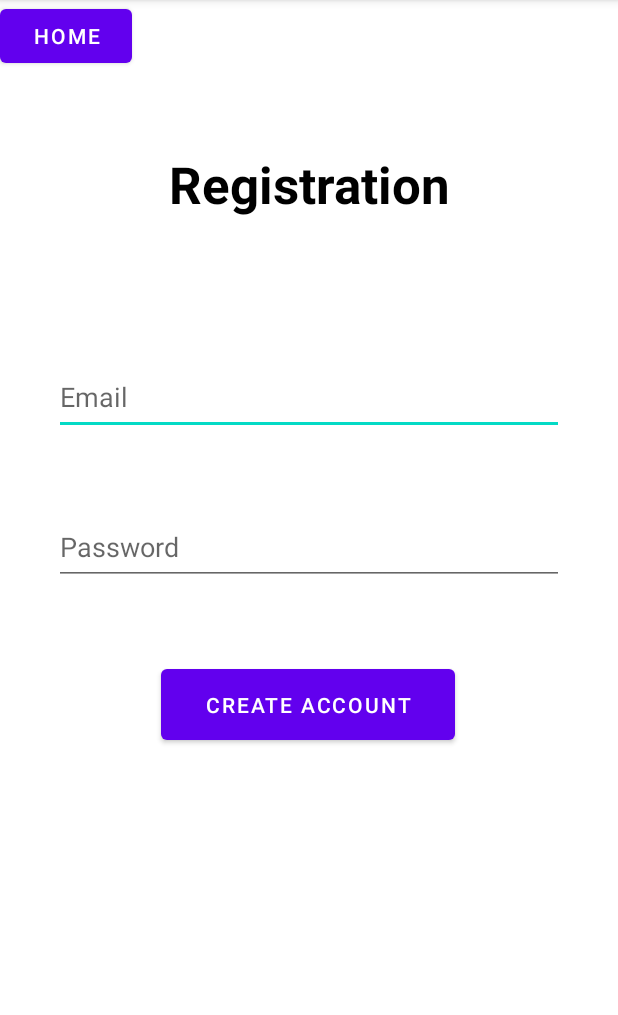
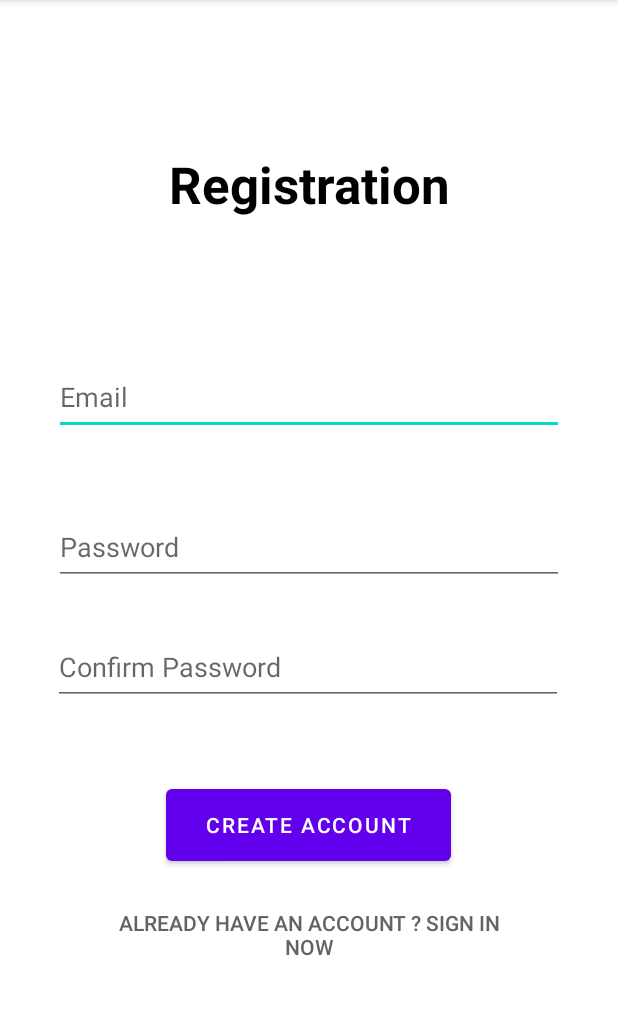
Before and after one commit to alexjnj1301/guitinxis, an Android app: the RegisterActivity screen opened directly, with no data from a screen before it, on a phone screen of 412 x 824 dp, the part 84-1099 px from its top. Run offline under Robolectric (Android 15) with nearby library versions, the phone set to English and light mode, and no system bars; our stand-ins replace Firebase (no records; nobody signed in at launch, a user with empty details on screens opened directly), data binding.

```diff
--- a/app/src/main/java/com/example/guitinxis/RegisterActivity.kt
+++ /dev/null
@@ -1,86 +0,0 @@
-package com.example.guitinxis
-
-import android.annotation.SuppressLint
-import android.content.Intent
-import androidx.appcompat.app.AppCompatActivity
-import android.os.Bundle
-import android.util.Log
-import android.view.View
-import android.widget.Button
-import android.widget.EditText
-import android.widget.Toast
-import androidx.databinding.DataBindingUtil
-import androidx.lifecycle.ViewModelProvider
-import com.example.guitinxis.databinding.ActivityRegisterBinding
-import com.google.firebase.auth.FirebaseAuth
-import com.google.firebase.auth.FirebaseUser
-import com.google.firebase.auth.ktx.auth
-import com.google.firebase.ktx.Firebase
-
-class RegisterActivity : AppCompatActivity() {
-
-    lateinit var viewModel : RegistrationViewModele
-    private lateinit var homeBouton : Button
-    private lateinit var registerBouton : Button
-    private lateinit var Email: EditText
-    private lateinit var Pwd: EditText
-    private lateinit var auth: FirebaseAuth
-
-    @SuppressLint("MissingInflatedId")
-    override fun onCreate(savedInstanceState: Bundle?) {
-        super.onCreate(savedInstanceState)
-        setContentView(R.layout.activity_register)
-        viewModel = ViewModelProvider(this).get(RegistrationViewModele::class.java)
-        auth = Firebase.auth
-
-        val intent: Intent = Intent(this, MainActivity::class.java)
-
-        val binding : ActivityRegisterBinding = DataBindingUtil.setContentView(this, R.layout.activity_register)
-        binding.viewModel = this.viewModel
-        binding.lifecycleOwner = this
-
-        homeBouton = findViewById(R.id.buttonHome)
-        registerBouton = findViewById(R.id.buttonRegister)
-        Email = findViewById(R.id.editTextTextEmailAddress2)
-        Pwd = findViewById(R.id.editTextTextPassword)
-
-        homeBouton.setOnClickListener {
-            startActivity(intent)
-        }
-
-        registerBouton.setOnClickListener{
-            var currentEmail: String = Email.text.toString()
-            var currentPwd: String = Pwd.text.toString()
-
-            createAccount(currentEmail, currentPwd)
-        }
-    }
-
-    private fun createAccount(email: String, password: String) {
-        // [START create_user_with_email]
-        auth.createUserWithEmailAndPassword(email, password)
-            .addOnCompleteListener(this) { task ->
-                if (task.isSuccessful) {
-                    // Sign in success, update UI with the signed-in user's information
-                    Log.d(RegisterActivity.TAG, "createUserWithEmail:success")
-                    Toast.makeText(baseContext, "Creation successed.", Toast.LENGTH_SHORT).show()
-                    val user = auth.currentUser
-                    updateUI(user)
-                } else {
-                    // If sign in fails, display a message to the user.
-                    Log.w(RegisterActivity.TAG, "createUserWithEmail:failure", task.exception)
-                    Toast.makeText(baseContext, task.exception?.message.toString(), Toast.LENGTH_SHORT).show()
-                    updateUI(null)
-                }
-            }
-        // [END create_user_with_email]
-    }
-
-    private fun updateUI(user: FirebaseUser?) {
-
-    }
-
-    companion object {
-        private const val TAG = "EmailPassword"
-    }
-}
--- /dev/null
+++ b/app/src/main/java/com/example/guitinxis/registration/RegisterActivity.kt
@@ -0,0 +1,98 @@
+package com.example.guitinxis.registration
+
+import android.annotation.SuppressLint
+import android.content.Intent
+import androidx.appcompat.app.AppCompatActivity
+import android.os.Bundle
+import android.util.Log
+import android.widget.Button
+import android.widget.EditText
+import android.widget.Toast
+import androidx.databinding.DataBindingUtil
+import androidx.lifecycle.ViewModelProvider
+import com.example.guitinxis.R
+import com.example.guitinxis.databinding.ActivityRegisterBinding
+import com.example.guitinxis.signIn.logInActivity
+import com.google.firebase.auth.FirebaseAuth
+import com.google.firebase.auth.FirebaseUser
+import com.google.firebase.auth.ktx.auth
+import com.google.firebase.ktx.Firebase
+
+class RegisterActivity : AppCompatActivity() {
+
+    lateinit var viewModel : RegistrationViewModele
+    private lateinit var connexionButton : Button
+    private lateinit var registerBouton : Button
+    private lateinit var Email: EditText
+    private lateinit var Pwd: EditText
+    private lateinit var PwdConfirm: EditText
+    private lateinit var auth: FirebaseAuth
+    lateinit var connexion: Intent
+
+    @SuppressLint("MissingInflatedId")
+    override fun onCreate(savedInstanceState: Bundle?) {
+        super.onCreate(savedInstanceState)
+        setContentView(R.layout.activity_register)
+        viewModel = ViewModelProvider(this).get(RegistrationViewModele::class.java)
+        auth = Firebase.auth
+
+        connexion = Intent(this, logInActivity::class.java)
+
+        val binding : ActivityRegisterBinding = DataBindingUtil.setContentView(this,
+            R.layout.activity_register
+        )
+        binding.viewModel = this.viewModel
+        binding.lifecycleOwner = this
+
+        connexionButton = findViewById(R.id.buttonLogInRegister)
+        registerBouton = findViewById(R.id.buttonRegister)
+        Email = findViewById(R.id.editTextTextEmailAddress2)
+        Pwd = findViewById(R.id.editTextTextPassword)
+        PwdConfirm = findViewById(R.id.editTextPasswordConfirm)
+
+        connexionButton.setOnClickListener {
+            startActivity(connexion)
+        }
+
+        registerBouton.setOnClickListener{
+            var currentEmail: String = Email.text.toString()
+            var currentPwd: String = Pwd.text.toString()
+            var currentPwdConfirm: String = PwdConfirm.text.toString()
+
+            createAccount(currentEmail, currentPwd, currentPwdConfirm)
+        }
+    }
+
+    private fun createAccount(email: String, password: String, passwordConfirm: String) {
+        if (password == passwordConfirm){
+            // [START create_user_with_email]
+            auth.createUserWithEmailAndPassword(email, password)
+                .addOnCompleteListener(this) { task ->
+                    if (task.isSuccessful) {
+                        // Sign in success, update UI with the signed-in user's information
+                        Log.d(TAG, "createUserWithEmail:success")
+                        Toast.makeText(baseContext, "Creation successed.", Toast.LENGTH_SHORT).show()
+                        val user = auth.currentUser
+                        updateUI(user)
+                        startActivity(connexion)
+                    } else {
+                        // If sign in fails, display a message to the user.
+                        Log.w(TAG, "createUserWithEmail:failure", task.exception)
+                        Toast.makeText(baseContext, task.exception?.message.toString(), Toast.LENGTH_SHORT).show()
+                        updateUI(null)
+                    }
+                }
+            // [END create_user_with_email]
+        } else {
+            Toast.makeText(baseContext, "Password and password confirmation are not the same.", Toast.LENGTH_SHORT).show()
+        }
+    }
+
+    private fun updateUI(user: FirebaseUser?) {
+
+    }
+
+    companion object {
+        private const val TAG = "EmailPassword"
+    }
+}
--- /dev/null
+++ b/app/src/main/java/com/example/guitinxis/registration/RegistrationViewModele.kt
@@ -0,0 +1,8 @@
+package com.example.guitinxis.registration
+
+import androidx.lifecycle.ViewModel
+
+class RegistrationViewModele : ViewModel(){
+    var email: String = ""
+    var password: String = ""
+}
--- a/app/src/main/java/com/example/guitinxis/RegistrationViewModele.kt
+++ b/app/src/main/java/com/example/guitinxis/signIn/SignInViewModel.kt
@@ -1,8 +1,8 @@
-package com.example.guitinxis
+package com.example.guitinxis.signIn
 
 import androidx.lifecycle.ViewModel
 
-class RegistrationViewModele : ViewModel(){
+class SignInViewModel: ViewModel() {
     var email: String = ""
     var password: String = ""
 }
--- a/app/src/main/res/layout/activity_register.xml
+++ b/app/src/main/res/layout/activity_register.xml
@@ -3,11 +3,11 @@
     xmlns:android="http://schemas.android.com/apk/res/android"
     xmlns:app="http://schemas.android.com/apk/res-auto"
     xmlns:tools="http://schemas.android.com/tools"
-    tools:context=".RegisterActivity">
+    tools:context=".registration.RegisterActivity">
     <data>
         <variable
             name="viewModel"
-            type="com.example.guitinxis.RegistrationViewModele" />
+            type="com.example.guitinxis.registration.RegistrationViewModele" />
     </data>
 
     <androidx.constraintlayout.widget.ConstraintLayout
@@ -16,17 +16,24 @@
         android:orientation="vertical">
 
         <Button
-            android:id="@+id/buttonHome"
+            android:id="@+id/buttonLogInRegister"
+            style="@style/Widget.AppCompat.Button.Borderless.Colored"
             android:layout_width="wrap_content"
             android:layout_height="wrap_content"
             android:layout_row="0"
             android:layout_column="0"
-            android:text="Home"
+            android:layout_marginTop="75dp"
+            android:backgroundTint="@color/white"
+            android:shadowColor="@color/white"
+            android:text="Already have an account ? Sign in now"
+            android:textColor="#636363"
+            app:layout_constraintEnd_toEndOf="parent"
             app:layout_constraintStart_toStartOf="parent"
-            app:layout_constraintTop_toTopOf="parent" />
+            app:layout_constraintTop_toTopOf="@+id/buttonRegister"
+            app:rippleColor="@color/white" />
 
         <TextView
-            android:id="@+id/textViewTitle"
+            android:id="@+id/titleRegistration"
             android:layout_width="291dp"
             android:layout_height="55dp"
             android:layout_row="0"
@@ -57,7 +64,7 @@
             app:layout_constraintEnd_toEndOf="parent"
             app:layout_constraintHorizontal_bias="0.496"
             app:layout_constraintStart_toStartOf="parent"
-            app:layout_constraintTop_toTopOf="@id/textViewTitle"
+            app:layout_constraintTop_toTopOf="@id/titleRegistration"
             tools:hint="Email" />
 
         <EditText
@@ -75,16 +82,31 @@
             app:layout_constraintTop_toTopOf="@id/editTextTextEmailAddress2"
             tools:hint="Password" />
 
+        <EditText
+            android:id="@+id/editTextPasswordConfirm"
+            android:layout_width="340dp"
+            android:layout_height="50dp"
+            android:layout_marginTop="30dp"
+            android:ems="10"
+            android:hint="Confirm Password"
+            android:inputType="textPassword"
+            android:text="@={viewModel.password}"
+            app:layout_constraintEnd_toEndOf="parent"
+            app:layout_constraintHorizontal_bias="0.492"
+            app:layout_constraintStart_toStartOf="parent"
+            app:layout_constraintTop_toBottomOf="@+id/editTextTextPassword"
+            tools:hint="Confirm Password" />
+
         <Button
             android:id="@+id/buttonRegister"
-            android:layout_width="196dp"
-            android:layout_height="59dp"
+            android:layout_width="190dp"
+            android:layout_height="60dp"
             android:layout_marginTop="100dp"
             android:text="Create Account"
             app:layout_constraintEnd_toEndOf="parent"
             app:layout_constraintHorizontal_bias="0.497"
             app:layout_constraintStart_toStartOf="parent"
-            app:layout_constraintTop_toTopOf="@id/editTextTextPassword" />
+            app:layout_constraintTop_toTopOf="@+id/editTextPasswordConfirm" />
 
     </androidx.constraintlayout.widget.ConstraintLayout>
 </layout>
--- /dev/null
+++ b/app/src/main/res/values-land/dimens.xml
@@ -0,0 +1,3 @@
+<resources>
+    <dimen name="fab_margin">48dp</dimen>
+</resources>
--- /dev/null
+++ b/app/src/main/res/values-w1240dp/dimens.xml
@@ -0,0 +1,3 @@
+<resources>
+    <dimen name="fab_margin">200dp</dimen>
+</resources>
--- /dev/null
+++ b/app/src/main/res/values-w600dp/dimens.xml
@@ -0,0 +1,3 @@
+<resources>
+    <dimen name="fab_margin">48dp</dimen>
+</resources>
--- /dev/null
+++ b/app/src/main/res/values/dimens.xml
@@ -0,0 +1,3 @@
+<resources>
+    <dimen name="fab_margin">16dp</dimen>
+</resources>
--- a/app/src/main/res/values/themes.xml
+++ b/app/src/main/res/values/themes.xml
@@ -13,4 +13,13 @@
         <item name="android:statusBarColor">?attr/colorPrimaryVariant</item>
         <!-- Customize your theme here. -->
     </style>
+
+    <style name="Theme.RecettesCuisine.NoActionBar">
+        <item name="windowActionBar">false</item>
+        <item name="windowNoTitle">true</item>
+    </style>
+
+    <style name="Theme.RecettesCuisine.AppBarOverlay" parent="ThemeOverlay.AppCompat.Dark.ActionBar" />
+
+    <style name="Theme.RecettesCuisine.PopupOverlay" parent="ThemeOverlay.AppCompat.Light" />
 </resources>
--- a/build.gradle
+++ b/build.gradle
@@ -1,8 +1,10 @@
 // Top-level build file where you can add configuration options common to all sub-projects/modules.
-
 
 buildscript {
 
+    ext {
+        kotlin_version = '1.8.20-Beta'
+    }
     repositories {
         // Make sure that you have the following two repositories
         google()  // Google's Maven repository
@@ -12,6 +14,7 @@ buildscript {
     dependencies {
         // Add the dependency for the Google services Gradle plugin
         classpath 'com.google.gms:google-services:4.3.14'
+        classpath "org.jetbrains.kotlin:kotlin-gradle-plugin:$kotlin_version"
     }
 }
 
```
Also changed, not shown: app/build.gradle (+7 -1 lines), app/src/main/AndroidManifest.xml (+6 -1 lines), app/src/main/java/com/example/guitinxis/MainActivity.kt (+8 -83 lines), app/src/main/java/com/example/guitinxis/signIn/LogInActivity.kt (added, +102 -0 lines), app/src/main/res/layout/activity_log_in.xml (added, +92 -0 lines), app/src/main/res/layout/activity_main.xml (+15 -43 lines), app/src/main/res/navigation/nav_graph.xml (added, +28 -0 lines), app/src/main/res/values/strings.xml (+9 -0 lines).
